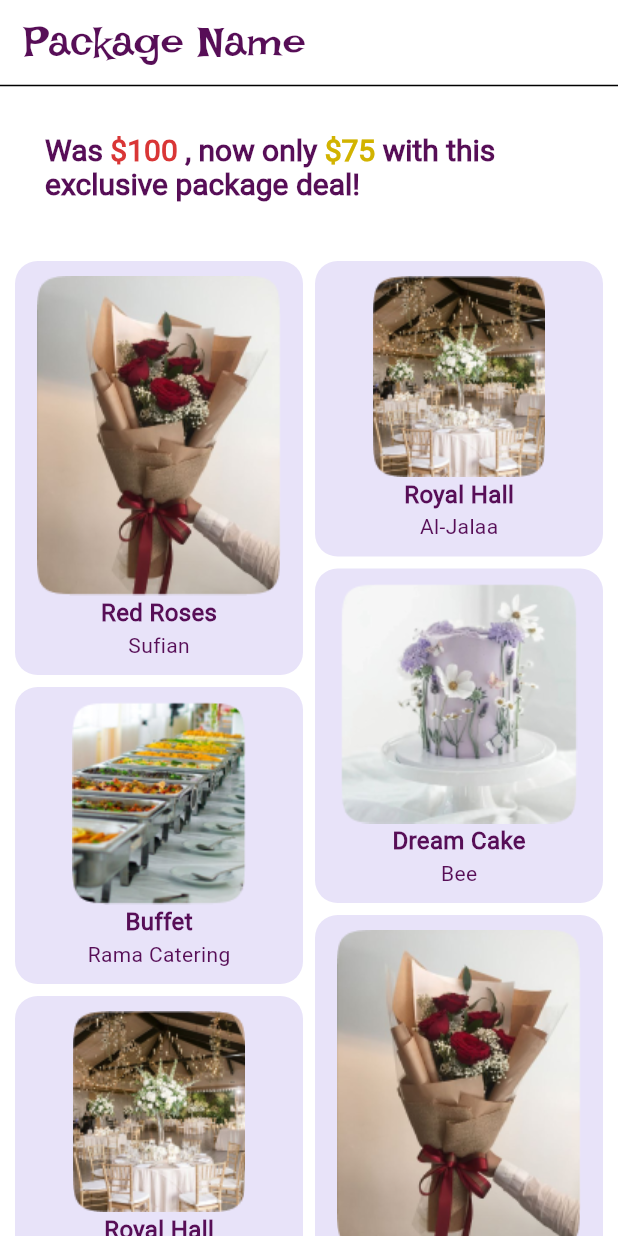
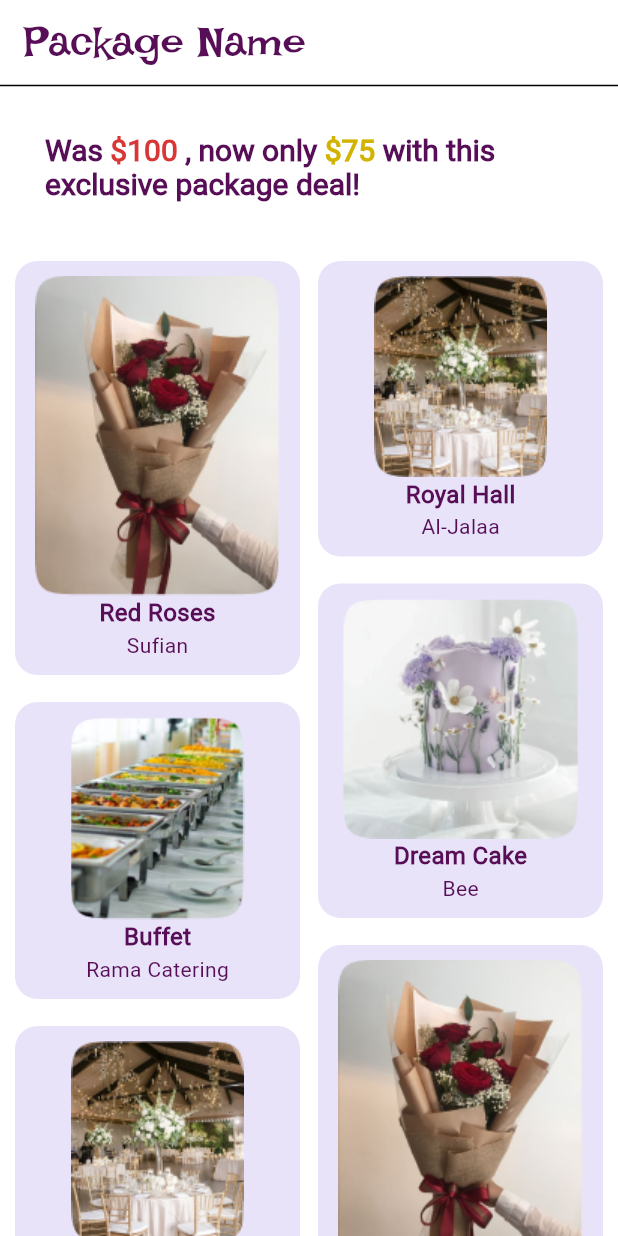
Before and after one commit to noorAlnablsi/eventique, a Flutter app: the screen it shows after launch, on a phone screen of 412 x 824 dp. Run offline on Flutter 3.47's test engine with Material 3 defaults, Android fonts, the phone set to English and light mode, and no system bars; our stand-ins replace cached_network_image, carousel_slider, curved_labeled_navigation_bar, flutter_otp_text_field, flutter_svg, gap; project files that could hold a hidden picture were left out.

Commit message:
one package details_ you $ us

```diff
--- a/lib/core/widget/item_card.dart
+++ b/lib/core/widget/item_card.dart
@@ -6,14 +6,14 @@ import 'package:flutter/material.dart';
 class ItemCard extends StatelessWidget {
  const ItemCard({
 Key? key,
-// required this.height,
- // required this.width,
+ required this.height,
+  required this.width,
   required this.firsttext,
  required this.secondtext,
 required this.image,
  }) : super(key: key);
-// final double height;
- // final double width;
+ final double height;
+  final double width;
  final String firsttext;
  final String secondtext;
  final String image;
--- a/lib/pages/my_staggered_grid_view.dart
+++ b/lib/pages/my_staggered_grid_view.dart
@@ -96,46 +96,61 @@ class MyStaggeredGridView extends StatelessWidget {
     return MasonryGridView.count(
       padding: EdgeInsets.all(10.0),
       crossAxisCount: 2,
-      mainAxisSpacing: 8.0,
-      crossAxisSpacing: 8.0,
+      mainAxisSpacing: 18.0,
+      crossAxisSpacing: 12.0,
       itemCount: 8,
       itemBuilder: (context, index) => [
         ItemCard(
+          height:286.14 ,
+          width:178.08,
           firsttext: "Red Roses",
           secondtext: "Sufian",
           image: "images/image.png",
         ),
         ItemCard(
+          height: 207.35,
+          width: 130.82,
           firsttext: "Royal Hall",
           secondtext: "Al-Jalaa",
           image: "images/image1.png",
         ),
         ItemCard(
+          height: 233.06,
+          width: 172.17,
           firsttext: "Dream Cake",
           secondtext: "Bee",
           image: "images/image2.png",
         ),
         ItemCard(
+          height: 207.35,
+          width: 130.82,
           firsttext: "Buffet",
           secondtext: "Rama Catering",
           image: "images/image3.png",
         ),
         ItemCard(
+          height: 233.06,
+          width: 172.17,
           firsttext: "Red Roses",
           secondtext: "Sufian",
           image: "images/image.png",
         ),
         ItemCard(
+          height: 207.35,
+          width: 130.82,
           firsttext: "Royal Hall",
           secondtext: "Al-Jalaa",
           image: "images/image1.png",
         ),
         ItemCard(
+          height: 207.35,
+          width: 130.82,
           firsttext: "Dream Cake",
           secondtext: "Bee",
           image: "images/image2.png",
         ),
-        ItemCard(
+        ItemCard(height: 207.35,
+          width: 130.82,
           firsttext: "Buffet",
           secondtext: "Rama Catering",
           image: "images/image3.png",
```
